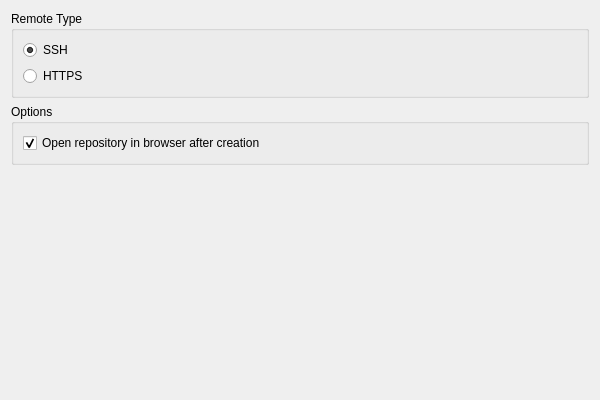
Old version of the form src/repospark/assets/ui/advanced_tab.ui in the repository RichLewis007/RepoSpark.
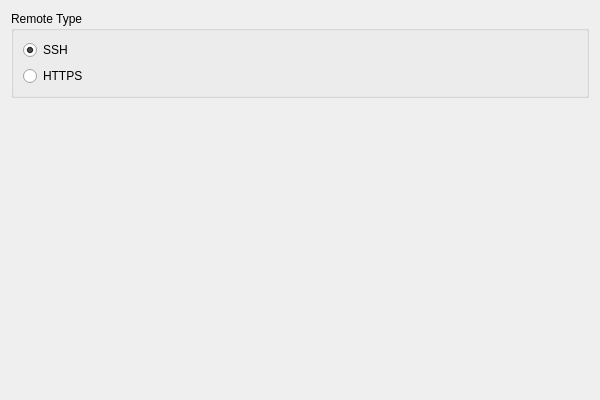
New version of the form.

Commit message: rearrange gui items, tabs. fix blocked ui thread when picking a certain radio button.

```diff
--- a/src/repospark/assets/ui/advanced_tab.ui
+++ b/src/repospark/assets/ui/advanced_tab.ui
@@ -37,25 +37,6 @@
      </layout>
     </widget>
    </item>
-   <item>
-    <widget class="QGroupBox" name="options_group">
-     <property name="title">
-      <string>Options</string>
-     </property>
-     <layout class="QVBoxLayout" name="options_layout">
-      <item>
-       <widget class="QCheckBox" name="open_browser_check">
-        <property name="text">
-         <string>Open repository in browser after creation</string>
-        </property>
-        <property name="checked">
-         <bool>true</bool>
-        </property>
-       </widget>
-      </item>
-     </layout>
-    </widget>
-   </item>
    <item>
     <spacer name="verticalSpacer">
      <property name="orientation">
```
The commit also changes 5 other files.
